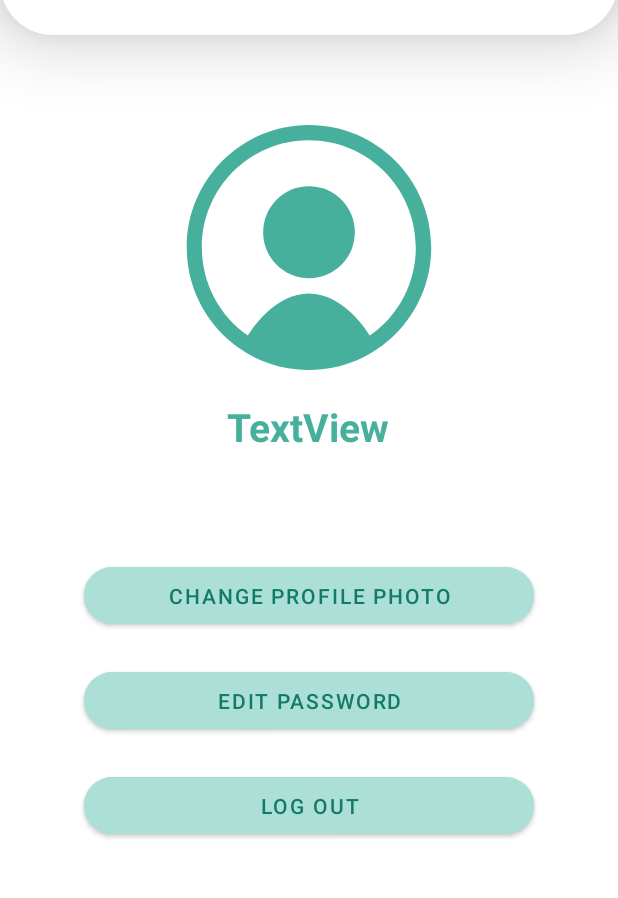
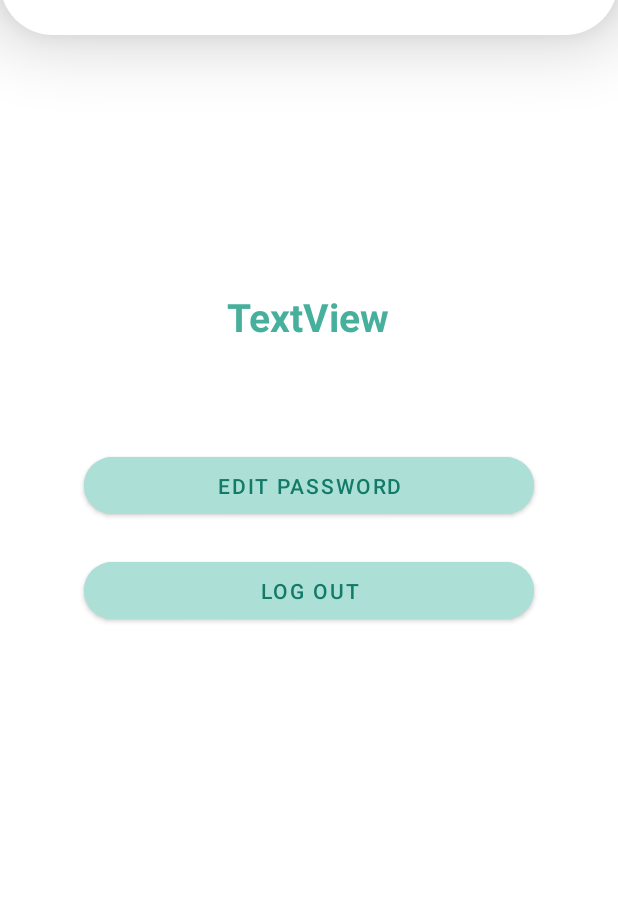
Before and after one commit to presashanette/BudgetWise, an Android app built with Jetpack Compose: the layout activity_account.xml on its own in the app's theme, with its tools: preview values and no code run, on a phone screen of 412 x 824 dp, the part 85-983 px from its top. Run offline under Robolectric (Android 15) with nearby library versions, the phone set to English and light mode, and no system bars.

Commit message:
fixed account, UI changes, did add exp, fab and bottom nav, and upload receipt

```diff
--- a/MCO/app/src/main/java/com/mobicom/budgetwise/AddExpenseActivity.kt
+++ b/MCO/app/src/main/java/com/mobicom/budgetwise/AddExpenseActivity.kt
@@ -34,7 +34,6 @@ class AddExpenseActivity : AppCompatActivity() {
         val dateFormat = SimpleDateFormat("MMM dd, yyyy", Locale.getDefault())
         etvDate.setText(dateFormat.format(calendar.time))
 
-//        val userId = intent.getStringExtra("userId")
         val sharedPrefs = getSharedPreferences("BudgetWisePrefs", MODE_PRIVATE)
         val userId = sharedPrefs.getString("userId", null)
         val email = sharedPrefs.getString("email", null)
@@ -50,12 +49,10 @@ class AddExpenseActivity : AppCompatActivity() {
             val tempCalendar = Calendar.getInstance()
 
             try {
-                // Try parsing using display format first (e.g., from previous manual entry)
                 val parsedDisplay = displayFormat.parse(existingDate)
                 if (parsedDisplay != null) {
                     tempCalendar.time = parsedDisplay
                 } else {
-                    // Try parsing from receipt format (e.g., extracted date like 22/08/2018)
                     val parsedReceipt = receiptFormat.parse(existingDate)
                     if (parsedReceipt != null) {
                         tempCalendar.time = parsedReceipt
@@ -116,8 +113,6 @@ class AddExpenseActivity : AppCompatActivity() {
 
             db.push().setValue(expense)
                 .addOnSuccessListener {
-                    Toast.makeText(this, "Saving expense for userId: $userId", Toast.LENGTH_LONG).show()
-
                     Toast.makeText(this, "Expense added successfully", Toast.LENGTH_SHORT).show()
                     val intent = Intent(this, ExpenseHistoryActivity::class.java)
                     intent.putExtra("userId", userId)
--- a/MCO/app/src/main/java/com/mobicom/budgetwise/EditExpenseActivity.kt
+++ b/MCO/app/src/main/java/com/mobicom/budgetwise/EditExpenseActivity.kt
@@ -24,7 +24,6 @@ class EditExpenseActivity : AppCompatActivity() {
 
         // Retrieve data from intent
         expenseId = intent.getStringExtra("expenseId") ?: ""
-//        userId = intent.getStringExtra("userId") ?: ""
         val name = intent.getStringExtra(ExpenseAdapter.KEY_NAME) ?: ""
         val price = intent.getStringExtra(ExpenseAdapter.KEY_PRICE) ?: ""
         val date = intent.getStringExtra(ExpenseAdapter.KEY_DATE) ?: ""
--- a/MCO/app/src/main/java/com/mobicom/budgetwise/EditPasswordActivity.kt
+++ b/MCO/app/src/main/java/com/mobicom/budgetwise/EditPasswordActivity.kt
@@ -34,9 +34,6 @@ class EditPasswordActivity : AppCompatActivity() {
         val sharedPrefs = getSharedPreferences("BudgetWisePrefs", MODE_PRIVATE)
         val userId = sharedPrefs.getString("userId", null)
         val userEmail = sharedPrefs.getString("email", null)
-
-//        userId = intent.getStringExtra("userId")
-//        userEmail = getSharedPreferences("BudgetWisePrefs", MODE_PRIVATE).getString("email", null)
 
         if (userId.isNullOrEmpty()) {
             Toast.makeText(this, "Session error. Please log in again.", Toast.LENGTH_SHORT).show()
--- a/MCO/app/src/main/java/com/mobicom/budgetwise/ExpenseAdapter.kt
+++ b/MCO/app/src/main/java/com/mobicom/budgetwise/ExpenseAdapter.kt
@@ -33,10 +33,8 @@ class ExpenseAdapter(
             binding.expenseDate.text = expense.date
             binding.expenseAmount.text = "₱${expense.price}"
 
-            // ✅ Handle icon for category (make sure IconMapper exists)
             binding.iconImageView.setImageResource(IconMapper.getIconResource(expense.category))
 
-            // ✅ On click: open ViewExpenseActivity with all details
             binding.root.setOnClickListener {
                 val intent = Intent(binding.root.context, ViewExpenseActivity::class.java).apply {
                     putExtra(KEY_NAME, expense.name)
--- a/MCO/app/src/main/java/com/mobicom/budgetwise/ExpenseHistoryActivity.kt
+++ b/MCO/app/src/main/java/com/mobicom/budgetwise/ExpenseHistoryActivity.kt
@@ -27,7 +27,6 @@ class ExpenseHistoryActivity : BaseActivity() {
         val userId = sharedPrefs.getString("userId", null)
         val email = sharedPrefs.getString("email", null)
 
-//        userId = getUserIdFromPrefs()
         if (userId.isNullOrEmpty()) {
             Toast.makeText(this, "Session expired. Please log in again.", Toast.LENGTH_SHORT).show()
             startActivity(Intent(this, LoginActivity::class.java))
--- a/MCO/app/src/main/res/layout/activity_account.xml
+++ b/MCO/app/src/main/res/layout/activity_account.xml
@@ -11,6 +11,7 @@
         android:id="@+id/header"
         android:layout_width="match_parent"
         android:layout_height="80dp"
+        android:layout_marginBottom="150dp"
         android:background="@drawable/header"
         android:elevation="25dp">
 
@@ -30,33 +31,17 @@
 
     </androidx.constraintlayout.widget.ConstraintLayout>
 
-    <ImageView
-        android:id="@+id/profilePic"
-        android:layout_width="match_parent"
-        android:layout_height="wrap_content"
-        android:layout_marginTop="60dp"
-        app:srcCompat="@drawable/group_51" />
-
     <TextView
         android:id="@+id/welcomeText"
         android:layout_width="246dp"
         android:layout_height="wrap_content"
         android:layout_marginTop="20dp"
+        android:layout_marginBottom="50dp"
         android:text="TextView"
         android:textAlignment="center"
         android:textColor="@color/c2"
         android:textSize="26sp"
         android:textStyle="bold" />
-
-    <Button
-        android:id="@+id/changePicBtn"
-        android:layout_width="300dp"
-        android:layout_height="50dp"
-        android:layout_marginTop="70dp"
-        android:backgroundTint="@color/c3"
-        android:text="CHANGE PROFILE PHOTO"
-        android:textColor="@color/c1"
-        app:cornerRadius="50dp" />
 
     <Button
         android:id="@+id/editPwBtn"
```
Also changed, not shown: MCO/app/src/main/java/com/mobicom/budgetwise/AccountActivity.kt (+0 -8 lines), MCO/app/src/main/java/com/mobicom/budgetwise/BaseActivity.kt (+2 -10 lines), MCO/app/src/main/java/com/mobicom/budgetwise/DashboardActivity.kt (+0 -12 lines), MCO/app/src/main/java/com/mobicom/budgetwise/UploadReceiptActivity.kt (+3 -5 lines).
